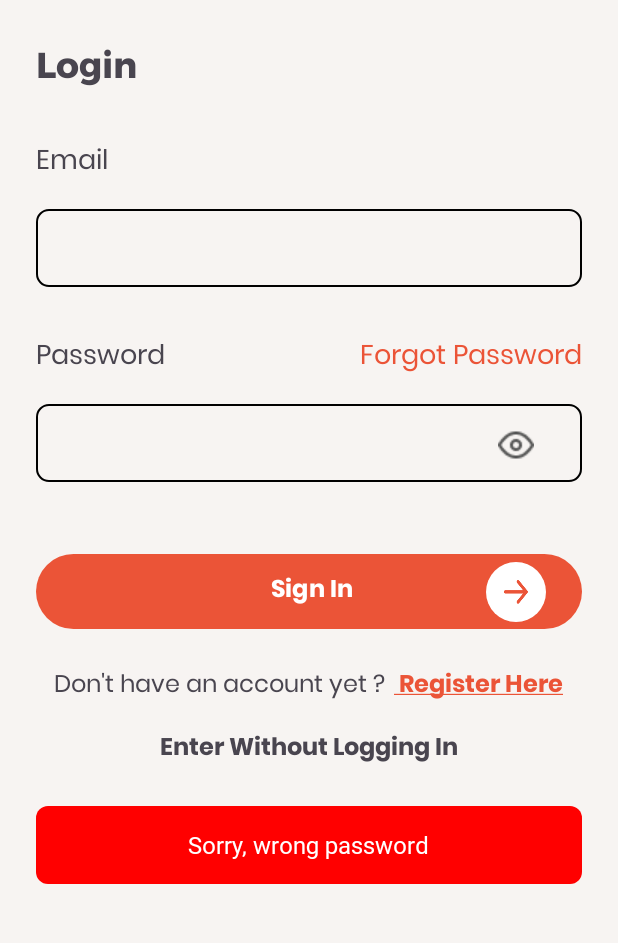
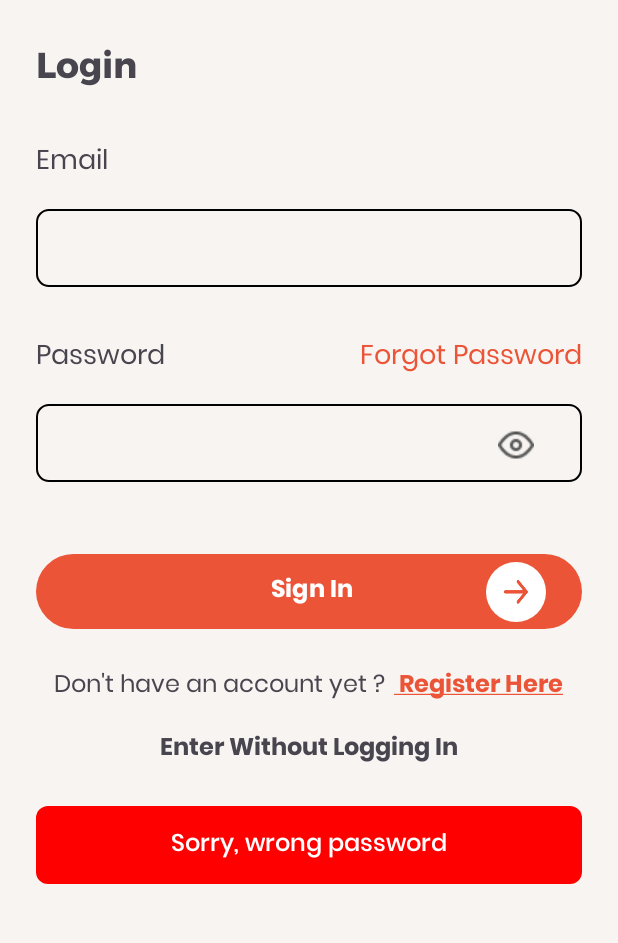
Before and after one commit to Ikaap/Preducation, an Android app: the screen it shows after launch (LoginActivity), after a tap on "Sign In", on a phone screen of 412 x 824 dp, the part 282-1225 px from its top. Run offline under Robolectric (Android 15) with nearby library versions, the phone set to English and light mode, and no system bars.

Commit message:
update layout login activity

```diff
--- a/app/src/main/AndroidManifest.xml
+++ b/app/src/main/AndroidManifest.xml
@@ -26,7 +26,7 @@
         </activity>
 
         <activity
-            android:name=".presentation.feature.login.LoginActivity"
+            android:name=".presentation.feature.main.MainActivity"
             android:exported="true">
 
         </activity>
--- a/app/src/main/res/layout/activity_login.xml
+++ b/app/src/main/res/layout/activity_login.xml
@@ -192,7 +192,7 @@
                     android:id="@+id/errorMessage"
                     android:layout_width="wrap_content"
                     android:layout_height="wrap_content"
-                    android:fontFamily="@font/jost_medium"
+                    android:fontFamily="@font/poppins_medium"
                     android:text="@string/text_sorry_wrong_password"
                     android:textColor="@color/white"
                     android:textSize="16sp" />
```
